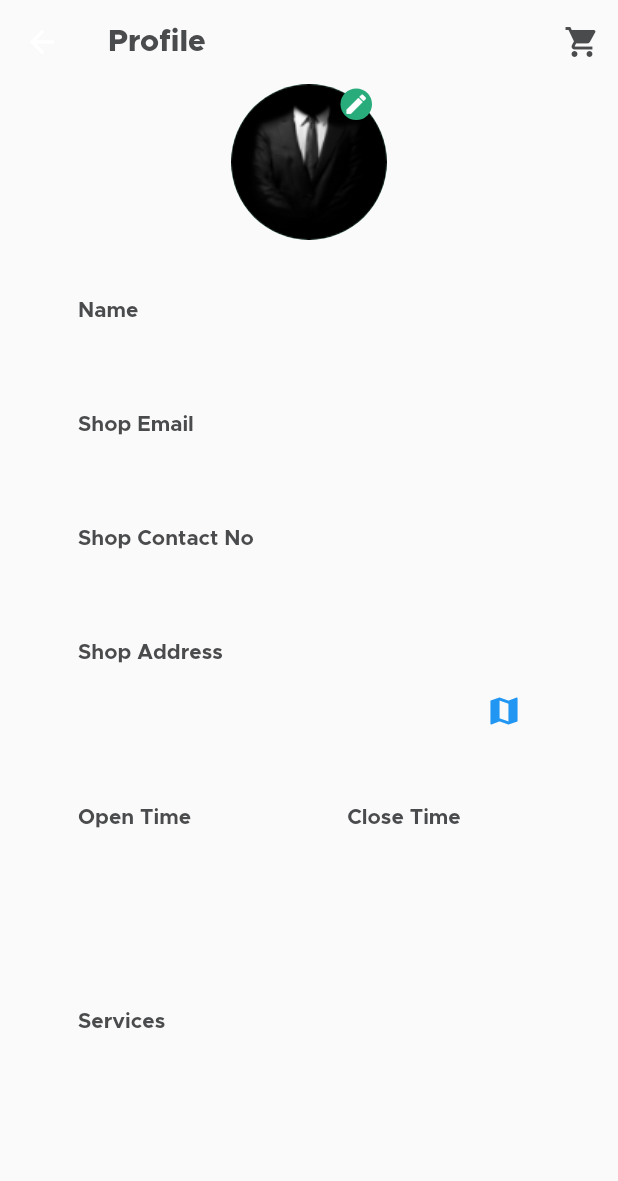
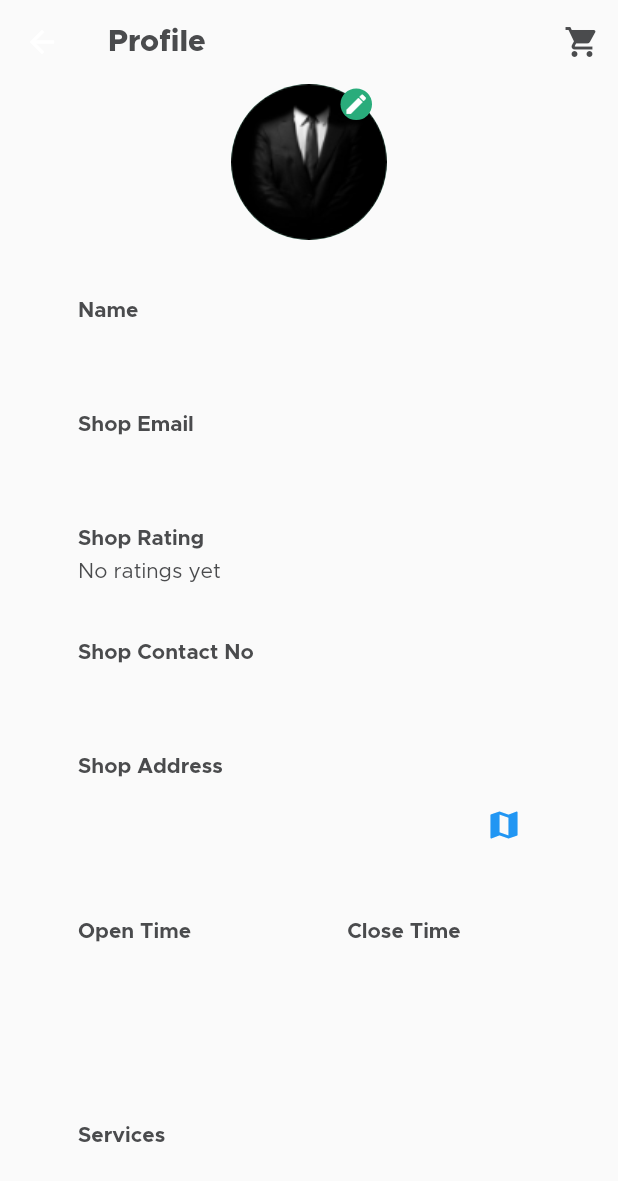
Before and after one commit to MAP-2021202202-S01-RazorBook/RazorBook-Repo, a Flutter app: the BarbershopProfileView screen opened by its route, on a phone screen of 412 x 824 dp. Shown: the top 1181 px of the screen. Run offline on Flutter 3.47's test engine with Material 2 defaults, Android fonts, the phone set to English and light mode, and no system bars; our stand-ins replace cloud_firestore, firebase_auth, firebase_core, get_it, hexcolor, image_picker and 2 more; missing offline and left inert: firebase_core_web; accounts and stored records are empty; network calls fail.

Commit message:
Rating and comment added (as ahmed said)

```diff
--- a/lib/models/booking.dart
+++ b/lib/models/booking.dart
@@ -7,6 +7,8 @@ class Booking {
   String? c_id;
   String? b_id;
   num? total_price;
+  num? rating;
+  String? comment;
   String? date;
   String? time;
   bool is_cancelled = false;
@@ -20,6 +22,8 @@ class Booking {
     this.c_id,
     this.b_id,
     this.total_price,
+    this.rating,
+    this.comment,
     this.date,
     this.time,
     this.is_cancelled = false,
@@ -48,6 +52,8 @@ class Booking {
       c_id: json['c_id'] as String,
       b_id: json['b_id'] as String,
       total_price: json['total_price'] as num,
+      rating: json['rating'] as num,
+      comment: json['comment'] as String,
       date: json['date'] as String,
       time: json['time'] as String,
       is_cancelled: json['is_cancelled'] as bool,
@@ -68,6 +74,8 @@ class Booking {
       c_id: data['c_id'] as String?,
       b_id: data['b_id'] as String?,
       total_price: data['total_price'] as num?,
+      rating: data['rating'] as num?,
+      comment: data['comment'] as String?,
       date: data['date'] as String?,
       time: data['time'] as String?,
       is_cancelled: data['is_cancelled'] as bool,
--- a/lib/models/user.dart
+++ b/lib/models/user.dart
@@ -19,7 +19,8 @@ class User {
   String? description;
   List<dynamic>? bookings;
   List<dynamic>? services;
-  dynamic rating;
+  num? rating;
+  num? ratings_counter;
   List<dynamic>? open_days;
   double? slot_length;
   String? open_time;
@@ -39,6 +40,7 @@ class User {
     this.bookings,
     this.services,
     this.rating,
+    this.ratings_counter,
     this.open_days,
     this.slot_length,
     this.open_time,
@@ -60,6 +62,7 @@ class User {
     this.bookings,
     this.services,
     this.rating,
+    this.ratings_counter,
     this.open_days,
     this.slot_length,
     this.open_time,
@@ -114,6 +117,7 @@ class User {
             ? List.from(data['services'])
             : data['services'],
         rating: data['rating'],
+        ratings_counter: data['ratings_counter'],
         open_days:
             data['open_days'] is Iterable ? List.from(data['open_days']) : null,
         slot_length: data['slot_length'],
@@ -156,6 +160,7 @@ class User {
             ? List.from(data['services'])
             : data['services'],
         rating: data['rating'],
+        ratings_counter: data['ratings_counter'],
         open_days:
             data['open_days'] is Iterable ? List.from(data['open_days']) : null,
         slot_length: data['slot_length'],
@@ -193,6 +198,7 @@ class User {
       'bookings': bookings,
       'services': services,
       'rating': rating,
+      'ratings_counter': ratings_counter,
       'open_days': open_days,
       'slot_length': slot_length,
       'close_time': close_time,
--- a/lib/services/authentication/authentication_service_firebase.dart
+++ b/lib/services/authentication/authentication_service_firebase.dart
@@ -105,7 +105,8 @@ class AuthenticationServiceFirebase extends AuthenticationService {
             'description': description,
             'bookings': [],
             'services': [],
-            'rating': [],
+            'rating': 0,
+            'ratings_counter': 0,
             'location': [
               {'lat': 0.0, 'lng': 0.0}
             ],
--- a/lib/services/booking/booking_service.dart
+++ b/lib/services/booking/booking_service.dart
@@ -11,5 +11,7 @@ abstract class BookingService {
   Future<void> getBarberBookings({required String userID});
   Future<void> cancelBooking({String? bookingID});
   Future<void> generateSlots({String? bID});
+   Future<void> rateBooking({required String barbershopID, required String bookingID, required num rating, String? comment});
   Future<List<Map<String, dynamic>>> getService(String id);
+
 }
--- a/lib/view_model/bookings_view_model.dart
+++ b/lib/view_model/bookings_view_model.dart
@@ -290,4 +290,14 @@ total price: $totalP
           .showSnackBar(mySnackBar(e.toString(), error: true));
     }
   }
+
+    Future rateBooking(String barbershopID, String bookingID, num rating, String? comment) async {
+
+    if(comment == ""){comment = "none";}
+
+    setBusy(true);
+    await _bookingsService.rateBooking(barbershopID: barbershopID, bookingID: bookingID,  rating: rating, comment: comment);
+    setBusy(false);
+  }
+
 }
--- a/lib/views/barbershop_screens/barbershop_profile/barbershop_view_profile_screen.dart
+++ b/lib/views/barbershop_screens/barbershop_profile/barbershop_view_profile_screen.dart
@@ -78,6 +78,21 @@ class _BarbershopProfileViewState extends State<BarbershopProfileView> {
                                 model.barbershopProfileForBarber?["email"] ??
                                     "Example Email",
                           ),
+                                const SizedBox(height: 40),
+                          // pass from the viewModel in the userDate
+                          model.barbershopProfileForBarber?["rating"]!=null && model.barbershopProfileForBarber?["rating"]!=0?
+                          ProfileViewInfoText(
+                            label: "Shop Rating",
+                            userDate:
+                                model.barbershopProfileForBarber?["rating"].toString() ??
+                                    "No ratings yet",
+                          ):
+                          ProfileViewInfoText(
+                            label: "Shop Rating",
+                            userDate:
+                                    "No ratings yet",
+                          )
+                          ,
 
                           const SizedBox(height: 40),
                           // pass from the viewModel in the userDate
--- a/lib/views/customer_screens/chome_page/shop_detail_page.dart
+++ b/lib/views/customer_screens/chome_page/shop_detail_page.dart
@@ -228,8 +228,9 @@ class BarberhopDetailView extends StatelessWidget {
                                                 ),
                                                 //here we should use the ratings varaiable
                                                 //that we got from the passed ID
+                                                model.barbershopForCustomer!['rating']!=0 && model.barbershopForCustomer!['rating']!=null?
                                                 Text(
-                                                  "4/5",
+                                                "${model.barbershopForCustomer!['rating']}/5",
                                                   style: TextStyle(
                                                     fontSize: 13,
                                                     fontWeight: FontWeight.w600,
@@ -238,7 +239,20 @@ class BarberhopDetailView extends StatelessWidget {
                                                         .kTitleTextColor
                                                         .withOpacity(0.6),
                                                   ),
-                                                ),
+
+                                                ):
+                                                Text(
+                                                  "no ratings yet",
+                                                  style: TextStyle(
+                                                    fontSize: 13,
+                                                    fontWeight: FontWeight.w600,
+                                                    fontFamily: 'Metropolis',
+                                                    color: Helper
+                                                        .kTitleTextColor
+                                                        .withOpacity(0.6),
+                                                  ),
+                                                )
+                                                ,
                                               ],
                                             )),
                                       ),
```
Also changed, not shown: lib/services/booking/booking_service_firebase.dart (+36 -0 lines), lib/views/all_bookings_view.dart (+35 -6 lines), lib/views/customer_screens/chome_page/shop_list_item.dart (+29 -2 lines).
